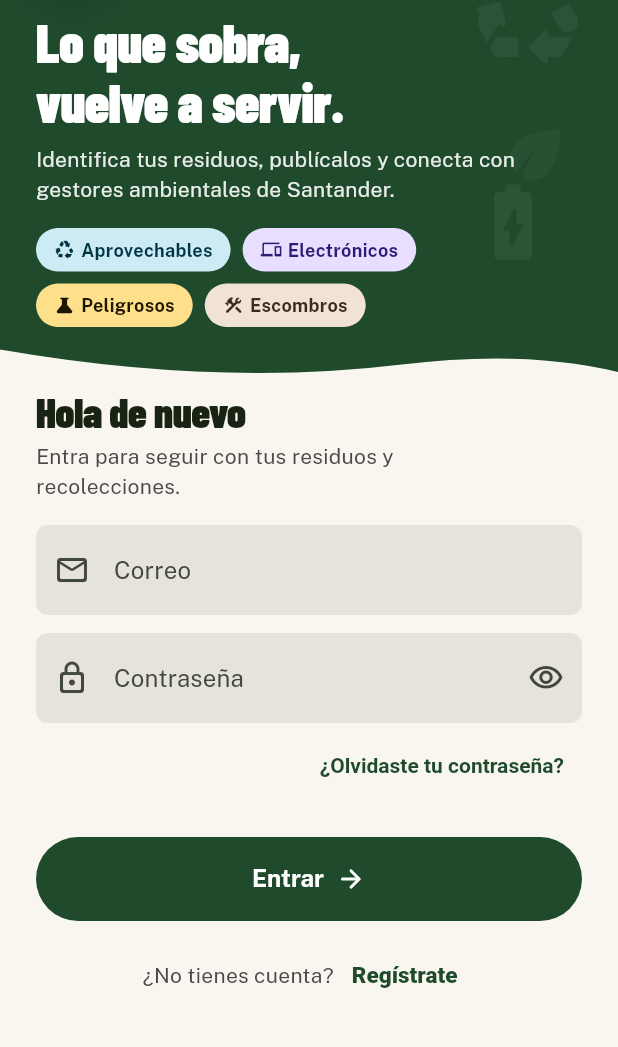
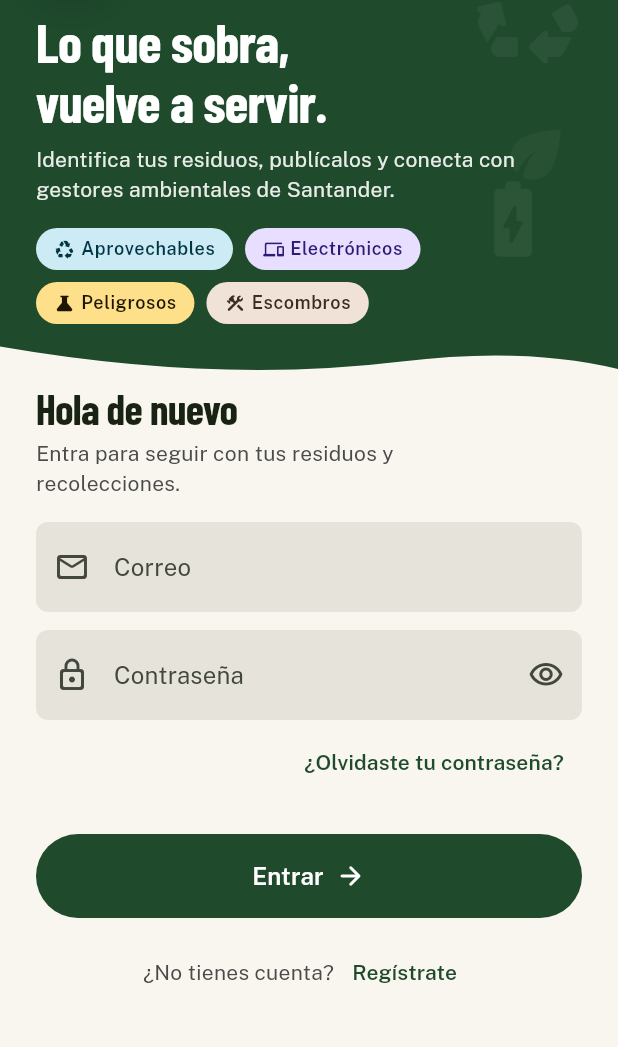
Before and after one commit to C3RLOSMORENO/EcoResiduos, a Flutter app: the screen it shows after launch, on a phone screen of 412 x 824 dp, the part 108-1155 px from its top. Run offline on Flutter 3.47's test engine with Material 3 defaults, Android fonts, the phone set to English and light mode, and no system bars; drawn by our look-alikes of flutter_animate; our stand-ins replace cached_network_image, camera, file_picker, geolocator, google_fonts, image_picker and 4 more; missing offline and left inert: tflite_flutter; accounts and stored records are empty.

Commit message:
App: textos con los estilos de Material 3 del tema
El inicio de sesión ya no define tamaños y pesos a mano: los campos usan
bodyLarge, los enlaces labelLarge, el botón «Entrar» titleMedium y las
etiquetas pequeñas labelMedium. Los títulos grandes del inicio de sesión
y del registro bajan de peso 900 a 700, que es el más alto de la fuente.

El encabezado de la tarjeta de siguiente paso y el de la franja de
categoría dejan las mayúsculas sostenidas y el espaciado de 1.4. Ahora
se escriben como oración («Siguiente paso») con un espaciado de 0.2.

```diff
--- a/app/lib/features/auth/screens/login_screen.dart
+++ b/app/lib/features/auth/screens/login_screen.dart
@@ -114,7 +114,7 @@ class _LoginScreenState extends State<LoginScreen> {
           const SizedBox(width: 4),
           Text(
             label,
-            style: TextStyle(color: textColor, fontSize: 12, fontWeight: FontWeight.w700),
+            style: Theme.of(context).textTheme.labelMedium?.copyWith(color: textColor),
           ),
         ],
       ),
@@ -208,7 +208,7 @@ class _LoginScreenState extends State<LoginScreen> {
                               'Lo que sobra,\nvuelve a servir.',
                               style: theme.textTheme.displaySmall?.copyWith(
                                 color: Colors.white,
-                                fontWeight: FontWeight.w900,
+                                fontWeight: FontWeight.w700,
                                 height: 1.1,
                                 letterSpacing: -0.5,
                               ),
@@ -277,7 +277,7 @@ class _LoginScreenState extends State<LoginScreen> {
                         'Hola de nuevo',
                         style: theme.textTheme.headlineMedium?.copyWith(
                           color: isDark ? Colors.white : const Color(0xFF192313),
-                          fontWeight: FontWeight.w900,
+                          fontWeight: FontWeight.w700,
                           letterSpacing: -0.5,
                         ),
                       ).animate().fadeIn(duration: 600.ms, delay: 500.ms),
@@ -300,7 +300,7 @@ class _LoginScreenState extends State<LoginScreen> {
                         autofillHints: const [AutofillHints.email],
                         validator: validarCorreo,
                         onChanged: (_) => _alCorregir(),
-                        style: TextStyle(fontWeight: FontWeight.w500, color: scheme.onSurface),
+                        style: theme.textTheme.bodyLarge?.copyWith(color: scheme.onSurface),
                         decoration: InputDecoration(
                           labelText: 'Correo',
                           prefixIcon: const Icon(Icons.mail_outline_rounded),
@@ -336,7 +336,7 @@ class _LoginScreenState extends State<LoginScreen> {
                           ),
                           style: TextButton.styleFrom(
                             foregroundColor: scheme.primary,
-                            textStyle: const TextStyle(fontWeight: FontWeight.w700),
+                            textStyle: theme.textTheme.labelLarge,
                           ),
                           child: const Text('¿Olvidaste tu contraseña?'),
                         ),
@@ -360,6 +360,7 @@ class _LoginScreenState extends State<LoginScreen> {
                               shape: RoundedRectangleBorder(
                                 borderRadius: BorderRadius.circular(EcoRadius.full), // Pastilla completa
                               ),
+                              textStyle: theme.textTheme.titleMedium,
                               elevation: 0,
                             ),
                             onPressed: _cargando ? null : _entrar,
@@ -372,7 +373,7 @@ class _LoginScreenState extends State<LoginScreen> {
                                 : const Row(
                                     mainAxisAlignment: MainAxisAlignment.center,
                                     children: [
-                                      Text('Entrar', style: TextStyle(fontSize: 16, fontWeight: FontWeight.bold)),
+                                      Text('Entrar'),
                                       SizedBox(width: 8),
                                       Icon(Icons.arrow_forward_rounded, size: 20),
                                     ],
@@ -417,7 +418,7 @@ class _LoginScreenState extends State<LoginScreen> {
                             ),
                             style: TextButton.styleFrom(
                               foregroundColor: scheme.primary,
-                              textStyle: const TextStyle(fontWeight: FontWeight.w800, fontSize: 15),
+                              textStyle: theme.textTheme.labelLarge,
                             ),
                             child: const Text('Regístrate'),
                           ),
--- a/app/lib/features/auth/screens/registro_screen.dart
+++ b/app/lib/features/auth/screens/registro_screen.dart
@@ -380,7 +380,7 @@ class _RegistroScreenState extends State<RegistroScreen> {
                 'Únete al\ncambio',
                 style: theme.textTheme.displaySmall?.copyWith(
                   color: Colors.white,
-                  fontWeight: FontWeight.w900,
+                  fontWeight: FontWeight.w700,
                   height: 1.1,
                 ),
               ).animate().fadeIn(duration: 600.ms).slideY(begin: 0.1),
--- a/app/lib/features/auth/widgets/campo_contrasena.dart
+++ b/app/lib/features/auth/widgets/campo_contrasena.dart
@@ -47,7 +47,7 @@ class _CampoContrasenaState extends State<CampoContrasena> {
       onChanged: widget.onChanged,
       onFieldSubmitted: widget.onSubmitted,
       autofillHints: widget.autofillHints,
-      style: TextStyle(fontWeight: FontWeight.w500, color: Theme.of(context).colorScheme.onSurface),
+      style: Theme.of(context).textTheme.bodyLarge?.copyWith(color: Theme.of(context).colorScheme.onSurface),
       decoration: InputDecoration(
         labelText: widget.etiqueta,
         helperText: widget.ayuda,
--- a/app/lib/widgets/categoria_chip.dart
+++ b/app/lib/widgets/categoria_chip.dart
@@ -154,11 +154,11 @@ class CategoriaBanner extends StatelessWidget {
             const SizedBox(width: EcoSpace.s8),
             Expanded(
               child: Text(
-                texto.toUpperCase(),
+                texto,
                 style: theme.textTheme.titleMedium?.copyWith(
+                  color: color.onColor,
+                  letterSpacing: 0.2,
                   fontFamily: theme.textTheme.headlineSmall?.fontFamily,
-                  color: color.onColor,
-                  letterSpacing: 1.4,
                   fontWeight: FontWeight.w700,
                 ),
               ),
--- a/app/lib/widgets/tarjeta_siguiente_paso.dart
+++ b/app/lib/widgets/tarjeta_siguiente_paso.dart
@@ -9,7 +9,7 @@ class TarjetaSiguientePaso extends StatelessWidget {
   const TarjetaSiguientePaso({
     super.key,
     required this.titulo,
-    this.encabezado = 'SIGUIENTE PASO',
+    this.encabezado = 'Siguiente paso',
     this.contador,
     this.chip,
     this.detalle,
@@ -58,7 +58,7 @@ class TarjetaSiguientePaso extends StatelessWidget {
                   style: theme.textTheme.titleSmall?.copyWith(
                     fontFamily: theme.textTheme.headlineSmall?.fontFamily,
                     fontWeight: FontWeight.w700,
-                    letterSpacing: 1.4,
+                    letterSpacing: 0.2,
                     color: scheme.brightness == Brightness.light
                         ? ecoDarkColorScheme.tertiary
                         : ecoLightColorScheme.tertiary,
```
